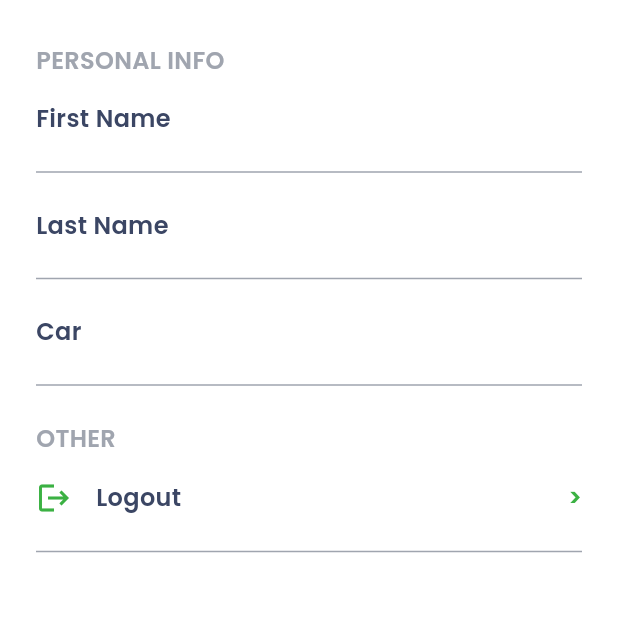
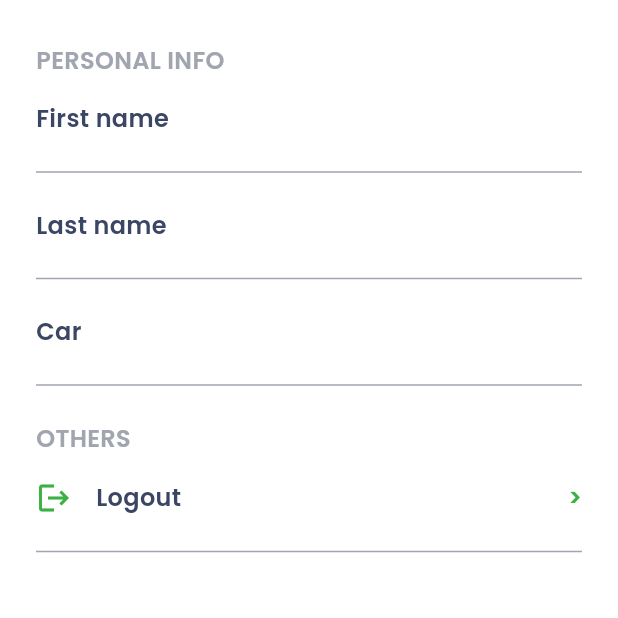
Before and after one commit to TomMondor/AMC_2024, a Flutter app: the Profile screen opened by its route, on a phone screen of 412 x 824 dp, the part 398-1016 px from its top. Run offline on Flutter 3.47's test engine with Material 3 defaults, Android fonts, the phone set to English and light mode, and no system bars; our stand-ins replace cloud_firestore, device_preview, dio, firebase_auth, firebase_core, firebase_messaging and 8 more; missing offline and left inert: animated_digit; accounts and stored records are empty; generated files the repository leaves out were written again; network calls fail.

Commit message:
feat: translate profile page

```diff
--- a/lib/l10n/app_en.arb
+++ b/lib/l10n/app_en.arb
@@ -48,5 +48,9 @@
     "cheap_bus_title": "Cheap bus tickets",
     "cheap_bus_text": "There is a sale on the annual bus pass for students. You can save up to 50% on your bus tickets.",
     "carpool_montreal_title": "Carpool to Montreal",
-    "carpool_montreal_text": "Your calendar suggests that you are going to Montreal for AMC 2024. You can carpool with other students and save up to 275kg of CO2."
+    "carpool_montreal_text": "Your calendar suggests that you are going to Montreal for AMC 2024. You can carpool with other students and save up to 275kg of CO2.",
+    "profile": "Profile",
+    "personal_info": "Personal info",
+    "other": "Others",
+    "logout": "Logout"
 }
--- a/lib/l10n/app_fr.arb
+++ b/lib/l10n/app_fr.arb
@@ -48,5 +48,9 @@
     "cheap_bus_title": "Billets de bus",
     "cheap_bus_text": "Il y a une vente sur le pass de bus annuel pour les étudiants. Vous pouvez économiser jusqu'à 50 % sur vos billets de bus.",
     "carpool_montreal_title": "Covoiturage pour Montréal",
-    "carpool_montreal_text": "Votre calendrier suggère que vous partez à Montréal pour l'AMC 2024. Vous pouvez faire du covoiturage avec d'autres étudiants et économiser jusqu'à 275 kg de CO2."
+    "carpool_montreal_text": "Votre calendrier suggère que vous partez à Montréal pour l'AMC 2024. Vous pouvez faire du covoiturage avec d'autres étudiants et économiser jusqu'à 275 kg de CO2.",
+    "profile": "Profil",
+    "personal_info": "Informations personnelles",
+    "other": "Autres",
+    "logout": "Déconnexion"
 }
--- a/lib/src/view/account/profile.dart
+++ b/lib/src/view/account/profile.dart
@@ -2,6 +2,7 @@ import 'package:amc_2024/helpers/ui_helpers.dart';
 import 'package:flutter_svg/flutter_svg.dart';
 import 'package:flutter/material.dart';
 import 'package:flutter_hooks/flutter_hooks.dart';
+import 'package:flutter_gen/gen_l10n/app_localizations.dart';
 
 import '../../../injection_container.dart';
 import '../../application/auth_service.dart';
@@ -43,7 +44,7 @@ class Profile extends HookWidget {
         title: Align(
           alignment: Alignment.center,
           child: Text(
-            'Profile',
+            AppLocalizations.of(context)!.profile,
             style: Theme.of(context)
                 .textTheme
                 .displayLarge!
@@ -64,10 +65,12 @@ class Profile extends HookWidget {
                 height: 120,
                 child: ClipRRect(
                   borderRadius: BorderRadius.circular(1000),
-                  child: profile.value != null ? SvgPicture.network(
-                    'https://source.boringavatars.com/beam/120/${profile.value!.name}${profile.value!.surname}',
-                    fit: BoxFit.cover,
-                  ) : Container(),
+                  child: profile.value != null
+                      ? SvgPicture.network(
+                          'https://source.boringavatars.com/beam/120/${profile.value!.name}${profile.value!.surname}',
+                          fit: BoxFit.cover,
+                        )
+                      : Container(),
                 ),
               ),
               verticalSpace(16),
@@ -86,7 +89,7 @@ class Profile extends HookWidget {
                 scrollDirection: Axis.vertical,
                 children: [
                   Text(
-                    'PERSONAL INFO',
+                    AppLocalizations.of(context)!.personal_info.toUpperCase(),
                     style: Theme.of(context)
                         .textTheme
                         .bodyMedium!
@@ -98,7 +101,7 @@ class Profile extends HookWidget {
                       mainAxisAlignment: MainAxisAlignment.spaceBetween,
                       children: [
                         Text(
-                          'First Name',
+                          AppLocalizations.of(context)!.first_name,
                           style:
                               Theme.of(context).textTheme.bodyMedium!.copyWith(
                                     color: kcPrimaryVariant,
@@ -123,7 +126,7 @@ class Profile extends HookWidget {
                       mainAxisAlignment: MainAxisAlignment.spaceBetween,
                       children: [
                         Text(
-                          'Last Name',
+                          AppLocalizations.of(context)!.last_name,
                           style:
                               Theme.of(context).textTheme.bodyMedium!.copyWith(
                                     color: kcPrimaryVariant,
@@ -148,7 +151,7 @@ class Profile extends HookWidget {
                       mainAxisAlignment: MainAxisAlignment.spaceBetween,
                       children: [
                         Text(
-                          'Car',
+                          AppLocalizations.of(context)!.car,
                           style:
                               Theme.of(context).textTheme.bodyMedium!.copyWith(
                                     color: kcPrimaryVariant,
@@ -169,7 +172,7 @@ class Profile extends HookWidget {
                   ),
                   verticalSpace(16),
                   Text(
-                    'OTHER',
+                    AppLocalizations.of(context)!.other.toUpperCase(),
                     style: Theme.of(context)
                         .textTheme
                         .bodyMedium!
@@ -194,7 +197,7 @@ class Profile extends HookWidget {
                                 width: 16,
                               ),
                               Text(
-                                'Logout',
+                                AppLocalizations.of(context)!.logout,
                                 style: Theme.of(context)
                                     .textTheme
                                     .bodyMedium!
```
